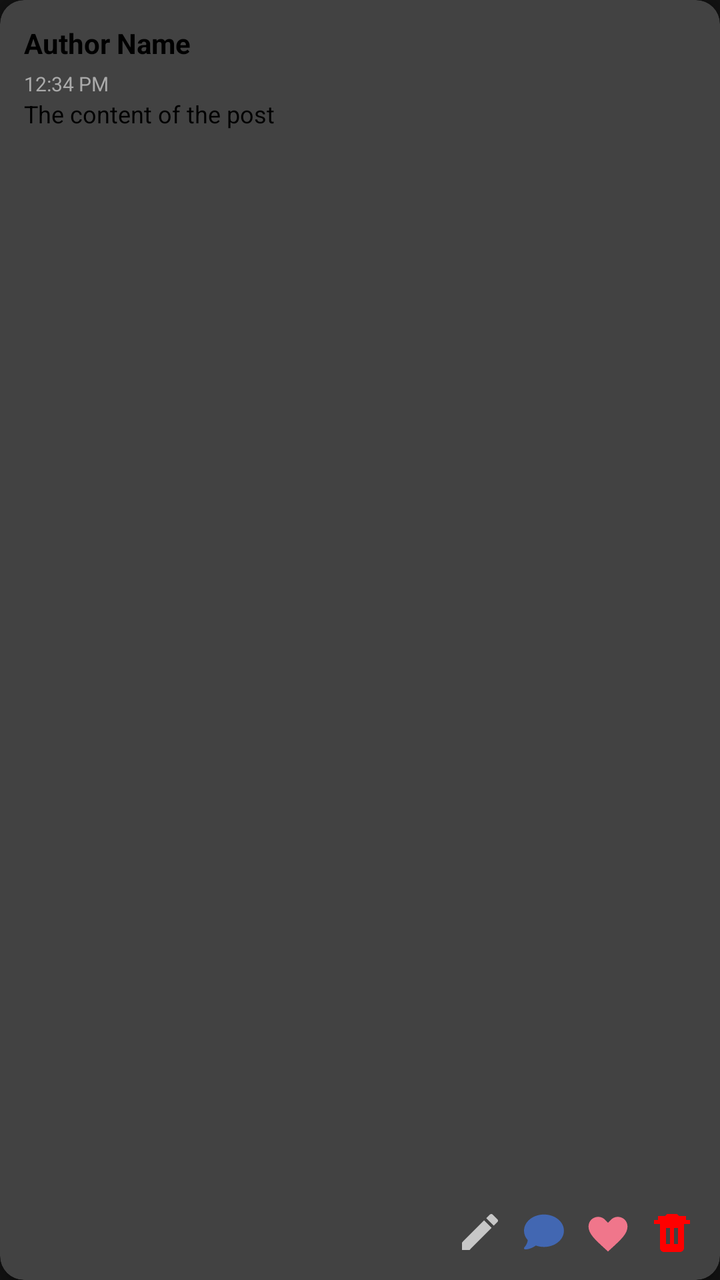
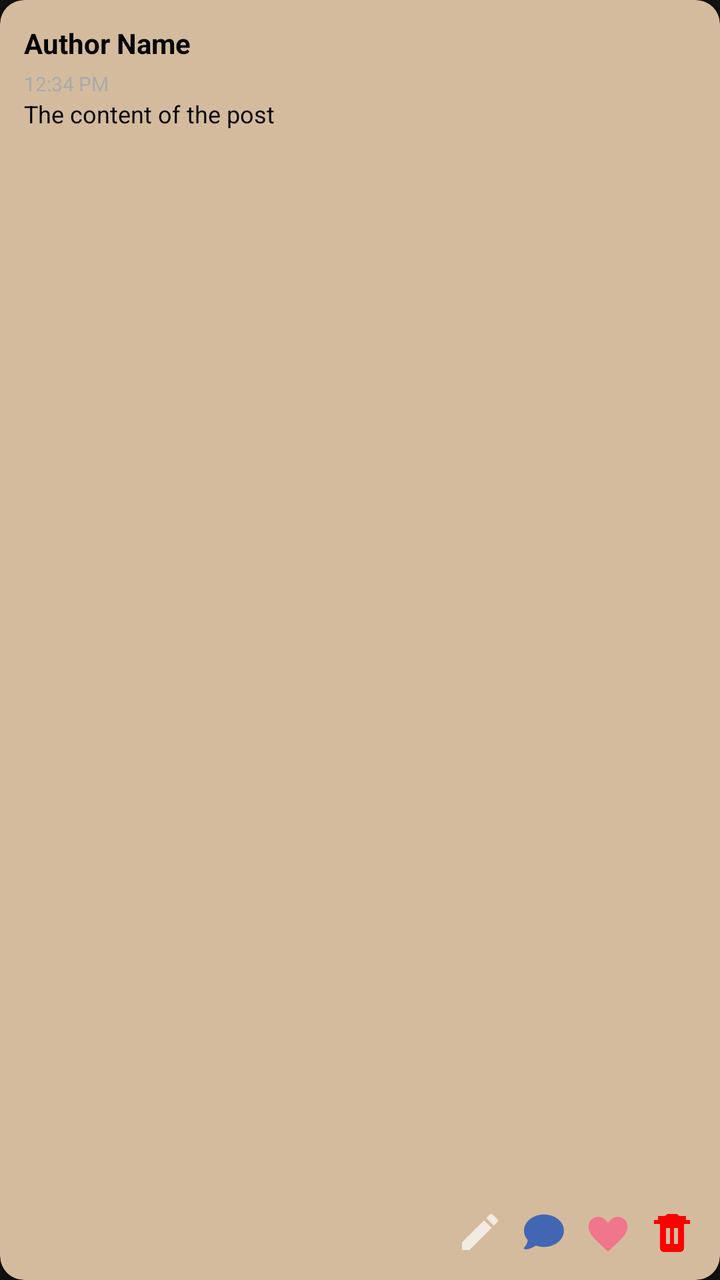

Screens rendered from an Android XML layout before and after an edit, with the pre-edit source and the edit as a unified diff.
<!-- AndroidManifest.xml: application theme Theme.SafeHer -->
<!-- res/layout/item_post.xml -->
<?xml version="1.0" encoding="utf-8"?>
<androidx.cardview.widget.CardView
    xmlns:android="http://schemas.android.com/apk/res/android"
    xmlns:app="http://schemas.android.com/apk/res-auto"
    android:layout_width="180dp"
    android:layout_height="110dp"
    android:layout_margin="8dp"
    android:clickable="true"
    android:focusable="true"
    android:foreground="?attr/selectableItemBackgroundBorderless"
    app:cardCornerRadius="12dp"
    app:cardElevation="4dp">

    <LinearLayout
        android:layout_width="match_parent"
        android:layout_height="match_parent"
        android:orientation="vertical"
        android:padding="12dp">

        
        <TextView
            android:id="@+id/tvPostAuthor"
            android:layout_width="wrap_content"
            android:layout_height="wrap_content"
            android:text="Author Name"
            android:textColor="@android:color/black"
            android:textSize="14sp"
            android:textStyle="bold" />

        
        <TextView
            android:id="@+id/tvPostTime"
            android:layout_width="wrap_content"
            android:layout_height="wrap_content"
            android:layout_marginTop="4dp"
            android:text="12:34 PM"
            android:textColor="@android:color/darker_gray"
            android:textSize="10sp" />

        
        <TextView
            android:id="@+id/textViewPost"
            android:layout_width="match_parent"
            android:layout_height="0dp"
            android:layout_weight="2"
            android:layout_marginTop="0dp"
            android:ellipsize="end"
            android:maxLines="3"
            android:text="The content of the post"
            android:textColor="@android:color/black"
            android:textSize="12sp" />

        
        <LinearLayout
            android:layout_width="match_parent"
            android:layout_height="wrap_content"
            android:layout_marginTop="0dp"
            android:gravity="end"
            android:orientation="horizontal">

            <ImageButton
                android:id="@+id/buttonEdit"
                android:layout_width="24dp"
                android:layout_height="24dp"
                android:background="?attr/selectableItemBackgroundBorderless"
                android:src="@drawable/ic_edit" />

            <ImageButton
                android:id="@+id/buttonComment"
                android:layout_width="24dp"
                android:layout_height="24dp"
                android:layout_marginStart="8dp"
                android:backgroundTint="@color/transparent"
                android:background="?attr/selectableItemBackgroundBorderless"
                android:src="@drawable/ic_comment" />

            <ImageButton
                android:id="@+id/buttonLike"
                android:layout_width="24dp"
                android:layout_height="24dp"
                android:layout_marginStart="8dp"
                android:background="?attr/selectableItemBackgroundBorderless"
                android:src="@drawable/ic_heart" />

            <ImageButton
                android:id="@+id/buttonDelete"
                android:layout_width="24dp"
                android:layout_height="24dp"
                android:layout_marginStart="8dp"
                android:background="?attr/selectableItemBackgroundBorderless"
                android:src="@drawable/ic_red_trash" />

        </LinearLayout>
    </LinearLayout>
</androidx.cardview.widget.CardView>
<!-- resources referenced by this layout -->
<resources>
  <color name="transparent">#00000000</color>
  <!-- drawable ic_comment (drawable) -->
  <?xml version="1.0" encoding="utf-8"?>
  <vector xmlns:android="http://schemas.android.com/apk/res/android"
      android:width="24dp"
      android:height="24dp"
      android:viewportWidth="48"
      android:viewportHeight="48">
      <group
          android:translateX="4"
          android:translateY="4"
          android:scaleX="0.078"
          android:scaleY="0.078">
          <path
              android:fillColor="#4267B2"
              android:pathData="M512 240c0 114.9-114.6 208-256 208c-37.1 0-72.3-6.4-104.1-17.9c-11.9 8.7-31.3 20.6-54.3 30.6C73.6 471.1 44.7 480 16 480c-6.5 0-12.3-3.9-14.8-9.9c-2.5-6-1.1-12.8 3.4-17.4c0 0 0 0 0 0s0 0 0 0s0 0 0 0c0 0 0 0 0 0l.3-.3c.3-.3 .7-.7 1.3-1.4c1.1-1.2 2.8-3.1 4.9-5.7c4.1-5 9.6-12.4 15.2-21.6c10-16.6 19.5-38.4 21.4-62.9C17.7 326.8 0 285.1 0 240C0 125.1 114.6 32 256 32s256 93.1 256 208z" />
      </group>
  </vector>
  <!-- drawable ic_edit (drawable) -->
  <?xml version="1.0" encoding="utf-8"?>
  <vector xmlns:android="http://schemas.android.com/apk/res/android"
      android:width="24dp"
      android:height="24dp"
      android:viewportWidth="24"
      android:viewportHeight="24"
      android:tint="?attr/colorControlNormal">
      <path
          android:fillColor="@android:color/white"
          android:pathData="M3,17.25V21h3.75L17.81,9.94l-3.75,-3.75L3,17.25zM20.71,7.04c0.39,-0.39 0.39,-1.02 0,-1.41l-2.34,-2.34c-0.39,-0.39 -1.02,-0.39 -1.41,0l-1.83,1.83 3.75,3.75 1.83,-1.83z"/>
  </vector>
  <!-- drawable ic_heart (drawable) -->
  <?xml version="1.0" encoding="utf-8"?>
  <vector xmlns:android="http://schemas.android.com/apk/res/android"
      android:width="40dp"
      android:height="40dp"
      android:viewportWidth="48"
      android:viewportHeight="48">
      <path
          android:pathData="M24,24m-20,0a20,20 0,1 1,40 0a20,20 0,1 1,-40 0" />
      <group
          android:pivotX="24"
          android:pivotY="24"
          android:scaleX="1.3"
          android:scaleY="1.3">
          <path
              android:fillColor="#f0768b"
              android:pathData="M24,33l-1.63,-1.49C18.1,27.58 15,24.84 15,21.5 15,18.83 17.08,17 19.5,17c1.28,0 2.51,0.59 3.31,1.52L24,19.77l1.19,-1.25C26,17.59 27.22,17 28.5,17 30.92,17 33,18.83 33,21.5c0,3.34 -3.1,6.08 -7.37,10.01L24,33z" />
      </group>
  </vector>
  <!-- drawable ic_red_trash (drawable) -->
  <?xml version="1.0" encoding="utf-8"?>
  <vector xmlns:android="http://schemas.android.com/apk/res/android"
      android:width="24dp"
      android:height="24dp"
      android:viewportWidth="24"
      android:viewportHeight="24">
      <path
          android:fillColor="#ff0000"
          android:pathData="M3,6h18v2H3V6zM6,8v12c0,1.1 0.9,2 2,2h8c1.1,0 2,-0.9 2,-2V8H6zM9,10h2v8H9v-8zM13,10h2v8h-2v-8zM15.5,4l-1,-1h-5l-1,1H5v2h14V4h-3.5z"/>
  </vector>
  <style name="Theme.SafeHer" parent="Base.Theme.SafeHer" />
  <style name="Base.Theme.SafeHer" parent="Theme.MaterialComponents.NoActionBar">
          
          
      </style>
</resources>

<!-- the commit's change to res/layout/item_post.xml (unified diff, before → after) -->
@@ -9,7 +9,8 @@
     android:focusable="true"
     android:foreground="?attr/selectableItemBackgroundBorderless"
     app:cardCornerRadius="12dp"
-    app:cardElevation="4dp">
+    app:cardElevation="4dp"
+    app:cardBackgroundColor="@color/button_gold">
 
     <LinearLayout
         android:layout_width="match_parent"
<!-- resource entries referenced after the edit -->
@@ -1,5 +1,6 @@
 <!-- resources referenced by this layout -->
 <resources>
+  <color name="button_gold">#d4bb9e</color>
   <color name="transparent">#00000000</color>
   <!-- drawable ic_comment (drawable) -->
   <?xml version="1.0" encoding="utf-8"?>
